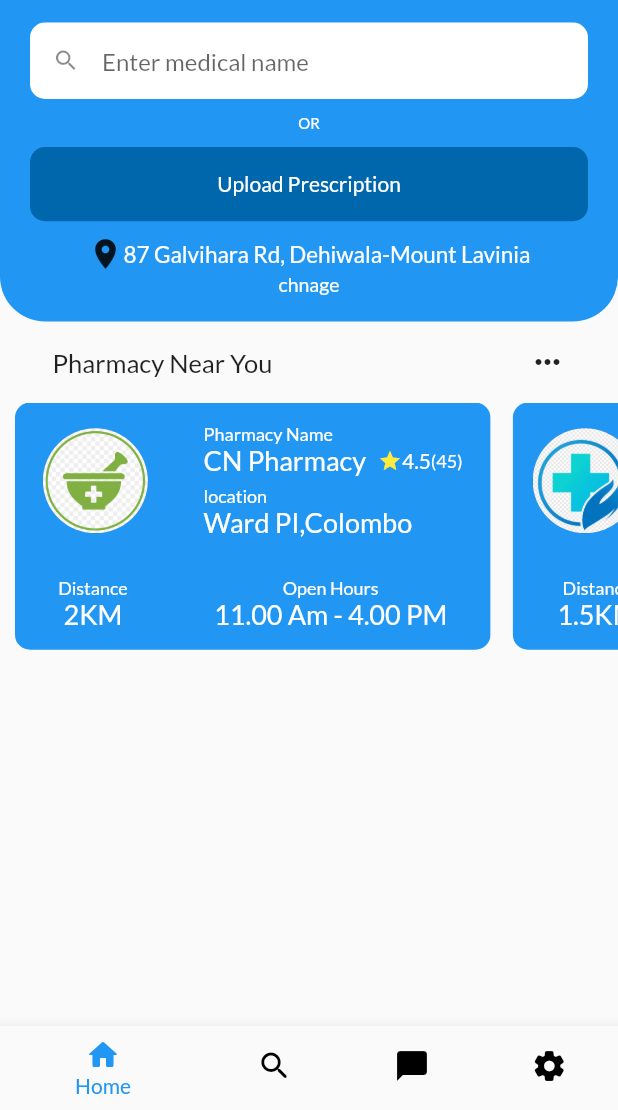
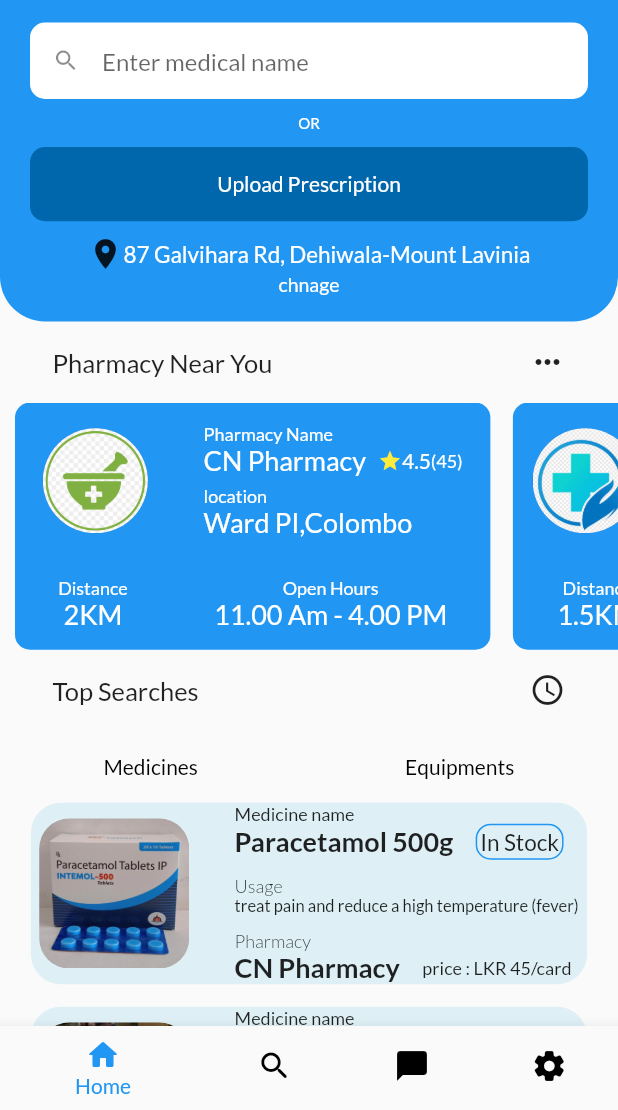
Before and after one commit to pasinduJDJ/capsule_patient-master, a Flutter app: the screen it shows after launch, on a phone screen of 412 x 824 dp, the part 126-1236 px from its top. Run offline on Flutter 3.47's test engine with Material 2 defaults, Android fonts, the phone set to English and light mode, and no system bars; our stand-ins replace google_fonts.

Commit message:
13 start

```diff
--- a/lib/constants/colors.dart
+++ b/lib/constants/colors.dart
@@ -3,6 +3,6 @@ import 'package:flutter/material.dart';
 const Color KprimaryColor = Colors.blue;
 const Color KsecondaryColor = Color.fromARGB(255, 0, 103, 172);
 // const Color textColor = Color(0xff2c3e50);
-// const Color scaffoldBackground = Color(0xffecf0f1);
+const Color scaffoldBackground = Color.fromARGB(255, 222, 240, 245);
 const Color kblack = Color(0xff000000);
 const Color kWhite = Color(0xffffffff);
--- a/lib/screens/home_screen.dart
+++ b/lib/screens/home_screen.dart
@@ -1,6 +1,11 @@
+import 'package:capsule_patient/constants/colors.dart';
 import 'package:capsule_patient/widgets/common/label_with_icon.dart';
+import 'package:capsule_patient/widgets/common/primary_button_widget.dart';
+import 'package:capsule_patient/widgets/common/text_field_widget.dart';
 import 'package:capsule_patient/widgets/header_home_container.dart';
+import 'package:capsule_patient/widgets/medicene_or_eqipment_container.dart';
 import 'package:capsule_patient/widgets/pharmacy_confoirm_msg.dart';
+import 'package:capsule_patient/widgets/popup_upload_prescription.dart';
 import 'package:flutter/material.dart';
 
 class HomeScreen extends StatelessWidget {
@@ -8,16 +13,41 @@ class HomeScreen extends StatelessWidget {
 
   @override
   Widget build(BuildContext context) {
-    return Column(
-      mainAxisAlignment: MainAxisAlignment.start,
-      children: const [
-        headerContainer(),
-        labelWithIcon(
-          icon: Icon(Icons.more_horiz_rounded),
-          label: "Pharmacy Near You",
-        ),
-        pharmacyReplyContainer()
-      ],
+    return SingleChildScrollView(
+      child: Column(
+        mainAxisAlignment: MainAxisAlignment.start,
+        children: [
+          const headerContainer(),
+          const labelWithIcon(
+            icon: Icon(Icons.more_horiz_rounded),
+            label: "Pharmacy Near You",
+          ),
+          const pharmacyReplyContainer(),
+          const labelWithIcon(
+            icon: Icon(Icons.access_time),
+            label: "Top Searches",
+          ),
+          Row(
+            mainAxisAlignment: MainAxisAlignment.spaceAround,
+            children: const [
+              TextButton(
+                  onPressed: null,
+                  child: Text(
+                    "Medicines",
+                    style: TextStyle(color: kblack),
+                  )),
+              TextButton(
+                  onPressed: null,
+                  child: Text(
+                    "Equipments",
+                    style: TextStyle(color: kblack),
+                  ))
+            ],
+          ),
+          medicienOrEquipmentContainer(),
+          // popupUploadPrescription()
+        ],
+      ),
     );
   }
 }
--- a/lib/widgets/common/text_field_widget.dart
+++ b/lib/widgets/common/text_field_widget.dart
@@ -41,7 +41,7 @@ class _TextFormFieldWidgetState extends State<TextFormFieldWidget> {
       children: [
         Text(
           widget.label,
-          style: const TextStyle(fontSize: 15, fontWeight: FontWeight.w600),
+          style: const TextStyle(fontSize: 15, fontWeight: FontWeight.w300),
         ),
         const SizedBox(height: 5),
         TextFormField(
--- a/lib/widgets/header_home_container.dart
+++ b/lib/widgets/header_home_container.dart
@@ -1,11 +1,11 @@
 import 'package:capsule_patient/constants/colors.dart';
+import 'package:capsule_patient/widgets/popup_upload_prescription.dart';
 import 'package:flutter/material.dart';
 
 class headerContainer extends StatelessWidget {
   const headerContainer({
     super.key,
   });
-
   @override
   Widget build(BuildContext context) {
     return Container(
@@ -59,9 +59,13 @@ class headerContainer extends StatelessWidget {
             child: SizedBox(
               width: MediaQuery.of(context).size.width,
               height: MediaQuery.of(context).size.height * 0.06,
-              child: const MaterialButton(
+              child: MaterialButton(
                 materialTapTargetSize: MaterialTapTargetSize.shrinkWrap,
-                onPressed: null,
+                onPressed: () {
+                  showDialog(
+                      context: context,
+                      builder: (context) => const popupUploadPrescription());
+                },
                 child: Text(
                   "Upload Prescription",
                   style: const TextStyle(color: kWhite),
--- /dev/null
+++ b/lib/widgets/medicene_or_eqipment_container.dart
@@ -0,0 +1,166 @@
+import 'package:capsule_patient/constants/colors.dart';
+import 'package:flutter/material.dart';
+
+class medicienOrEquipmentContainer extends StatelessWidget {
+  const medicienOrEquipmentContainer({
+    super.key,
+  });
+
+  @override
+  Widget build(BuildContext context) {
+    return SingleChildScrollView(
+      child: Container(
+        width: MediaQuery.of(context).size.width * 0.9,
+        child: Column(
+          mainAxisAlignment: MainAxisAlignment.spaceBetween,
+          children: [
+            mediceneSearchCard(
+              medicinename: "Paracetamol 500g",
+              medcineusage: "treat pain and reduce a high temperature (fever)",
+              medicinepharmacy: "CN Pharmacy",
+              medicineprice: "45/card",
+              medicineavilability: "In Stock",
+              medicineimage:
+                  Image.asset("assets/images/paracetamol-tablet.png"),
+            ),
+            SizedBox(
+              height: 15,
+            ),
+            mediceneSearchCard(
+              medicinename: "Amoxciline 250g",
+              medcineusage: "treat pain and reduce a high temperature (fever)",
+              medicinepharmacy: "HealthCare ",
+              medicineprice: "5/card",
+              medicineavilability: "In Stock",
+              medicineimage:
+                  Image.asset("assets/images/amoxcilin-tabletpng.png"),
+            )
+          ],
+        ),
+      ),
+    );
+  }
+}
+
+class mediceneSearchCard extends StatelessWidget {
+  const mediceneSearchCard({
+    super.key,
+    required this.medicinename,
+    required this.medcineusage,
+    required this.medicinepharmacy,
+    required this.medicineprice,
+    required this.medicineavilability,
+    required this.medicineimage,
+  });
+
+  final String medicinename;
+  final String medcineusage;
+  final String medicinepharmacy;
+  final String medicineprice;
+  final String medicineavilability;
+  final Image medicineimage;
+
+  @override
+  Widget build(BuildContext context) {
+    return Container(
+      decoration: const BoxDecoration(
+        borderRadius: BorderRadius.all(Radius.circular(20)),
+        color: scaffoldBackground,
+      ),
+      child: Row(
+        mainAxisAlignment: MainAxisAlignment.spaceAround,
+        children: [
+          Container(
+              width: 100,
+              height: 100,
+              decoration: BoxDecoration(
+                  image: DecorationImage(
+                      image: medicineimage.image, fit: BoxFit.fill),
+                  borderRadius: const BorderRadius.all(Radius.circular(20)))),
+          const SizedBox(
+            width: 8,
+          ),
+          Column(
+            mainAxisAlignment: MainAxisAlignment.spaceAround,
+            crossAxisAlignment: CrossAxisAlignment.start,
+            children: [
+              const Text(
+                "Medicine name",
+                style: TextStyle(fontSize: 12, fontWeight: FontWeight.normal),
+              ),
+              Row(
+                mainAxisAlignment: MainAxisAlignment.start,
+                children: [
+                  Text(
+                    medicinename,
+                    style: const TextStyle(
+                        fontSize: 18, fontWeight: FontWeight.bold),
+                  ),
+                  const SizedBox(
+                    width: 15,
+                  ),
+                  Container(
+                    padding: const EdgeInsets.all(2.0),
+                    decoration: BoxDecoration(
+                      borderRadius:
+                          const BorderRadius.all(Radius.circular(10.0)),
+                      border: Border.all(
+                        color: Colors.blue,
+                        width: 1.0,
+                      ),
+                    ),
+                    child: Text(
+                      medicineavilability,
+                      style: const TextStyle(fontSize: 15.0),
+                    ),
+                  )
+                ],
+              ),
+              const SizedBox(
+                height: 10,
+              ),
+              const Text(
+                "Usage",
+                style: TextStyle(fontSize: 12, fontWeight: FontWeight.w300),
+              ),
+              Text(
+                medcineusage,
+                style: const TextStyle(fontSize: 11),
+                maxLines: 2,
+                overflow: TextOverflow.ellipsis,
+              ),
+              const SizedBox(
+                height: 10,
+              ),
+              const Text(
+                "Pharmacy",
+                style: TextStyle(fontSize: 12, fontWeight: FontWeight.w300),
+              ),
+              Row(
+                mainAxisAlignment: MainAxisAlignment.spaceBetween,
+                children: [
+                  Text(
+                    medicinepharmacy,
+                    style: const TextStyle(
+                        fontSize: 18, fontWeight: FontWeight.bold),
+                    maxLines: 2,
+                    overflow: TextOverflow.ellipsis,
+                  ),
+                  const SizedBox(
+                    width: 15,
+                  ),
+                  Text(
+                    "price : LKR $medicineprice",
+                    style: const TextStyle(fontSize: 12),
+                    maxLines: 2,
+                    overflow: TextOverflow.ellipsis,
+                  ),
+                ],
+              ),
+            ],
+          )
+        ],
+      ),
+    );
+  }
+}
--- a/pubspec.yaml
+++ b/pubspec.yaml
@@ -48,6 +48,7 @@ dev_dependencies:
   # package. See that file for information about deactivating specific lint
   # rules and activating additional ones.
   flutter_lints: ^2.0.0
+  flutter_chat_ui: ^1.6.6
 
 # For information on the generic Dart part of this file, see the
 # following page: https://dart.dev/tools/pub/pubspec
```
Also changed, not shown: lib/screens/chat_screen.dart (+88 -2 lines), lib/screens/customer_chat_screen.dart (added, +37 -0 lines), lib/screens/search_screen.dart (+24 -2 lines), lib/widgets/popup_upload_prescription.dart (added, +64 -0 lines), assets/images/amoxcilin-tabletpng.png (added), assets/images/paracetamol-tablet.png (added), lib/widgets/medicine_search_card.dart (added), pubspec.lock, 5 other files.
